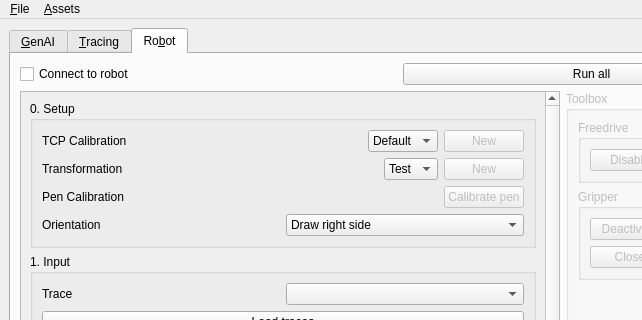
Qt form ui/ui/main.ui (Toys-R-Us-Rex/Duckify) before a commit; both pictures show x 0 to 642 and y 0 to 320 of the 800 by 600 pixel window.
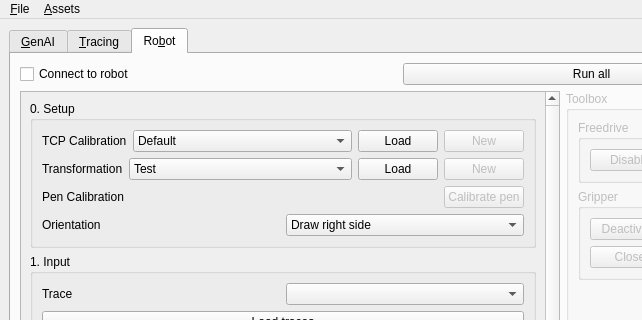
The same form after that commit.

Commit message: feat(ui): add buttons to load calibration and transformation

What changed in the file:
```diff
--- a/ui/ui/main.ui
+++ b/ui/ui/main.ui
@@ -580,21 +580,14 @@
                      </property>
                     </widget>
                    </item>
-                   <item>
-                    <spacer name="horizontalSpacer_2">
-                     <property name="orientation">
-                      <enum>Qt::Horizontal</enum>
-                     </property>
-                     <property name="sizeHint" stdset="0">
-                      <size>
-                       <width>40</width>
-                       <height>20</height>
-                      </size>
-                     </property>
-                    </spacer>
-                   </item>
                    <item>
                     <widget class="QComboBox" name="robotTCPCalibration">
+                     <property name="sizePolicy">
+                      <sizepolicy hsizetype="Expanding" vsizetype="Fixed">
+                       <horstretch>0</horstretch>
+                       <verstretch>0</verstretch>
+                      </sizepolicy>
+                     </property>
                      <item>
                       <property name="text">
                        <string>Default</string>
@@ -602,6 +595,13 @@
                      </item>
                     </widget>
                    </item>
+                   <item>
+                    <widget class="QPushButton" name="robotLoadTCPCalibration">
+                     <property name="text">
+                      <string>Load</string>
+                     </property>
+                    </widget>
+                   </item>
                    <item>
                     <widget class="QPushButton" name="robotNewTCPCalibration">
                      <property name="enabled">
@@ -626,21 +626,14 @@
                      </property>
                     </widget>
                    </item>
-                   <item>
-                    <spacer name="horizontalSpacer_3">
-                     <property name="orientation">
-                      <enum>Qt::Horizontal</enum>
-                     </property>
-                     <property name="sizeHint" stdset="0">
-                      <size>
-                       <width>40</width>
-                       <height>20</height>
-                      </size>
-                     </property>
-                    </spacer>
-                   </item>
                    <item>
                     <widget class="QComboBox" name="robotTransformation">
+                     <property name="sizePolicy">
+                      <sizepolicy hsizetype="Expanding" vsizetype="Fixed">
+                       <horstretch>0</horstretch>
+                       <verstretch>0</verstretch>
+                      </sizepolicy>
+                     </property>
                      <item>
                       <property name="text">
                        <string>Test</string>
@@ -648,6 +641,13 @@
                      </item>
                     </widget>
                    </item>
+                   <item>
+                    <widget class="QPushButton" name="robotLoadTransformation">
+                     <property name="text">
+                      <string>Load</string>
+                     </property>
+                    </widget>
+                   </item>
                    <item>
                     <widget class="QPushButton" name="robotNewTransformation">
                      <property name="enabled">
```
The commit also changes 1 other file.
